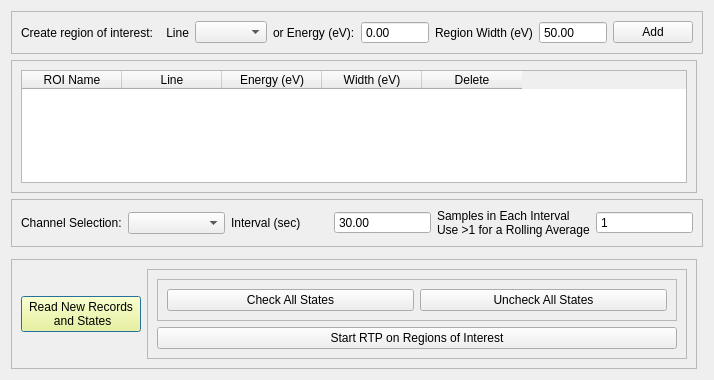
Above: massGui/ui/RoiRtpSetup.ui from gmondee/massGui before the change. Below: the same form after it.
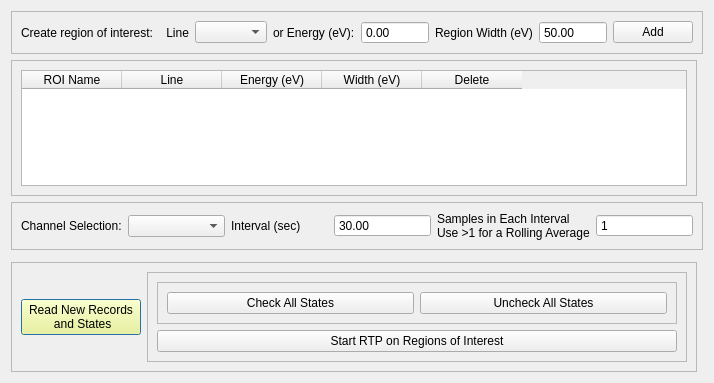
That is the form after the change. Custom widgets are drawn as their Qt base class.

```diff
--- a/massGui/ui/RoiRtpSetup.ui
+++ b/massGui/ui/RoiRtpSetup.ui
@@ -7,7 +7,7 @@
     <x>0</x>
     <y>0</y>
     <width>609</width>
-    <height>380</height>
+    <height>383</height>
    </rect>
   </property>
   <property name="windowTitle">
```
